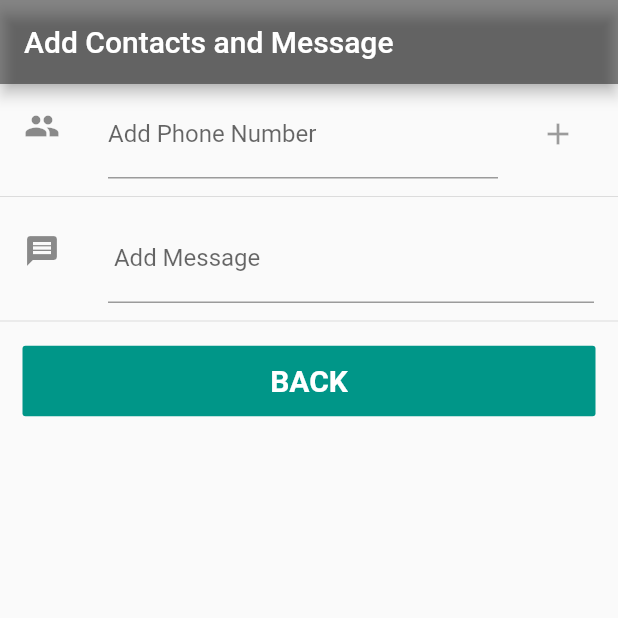
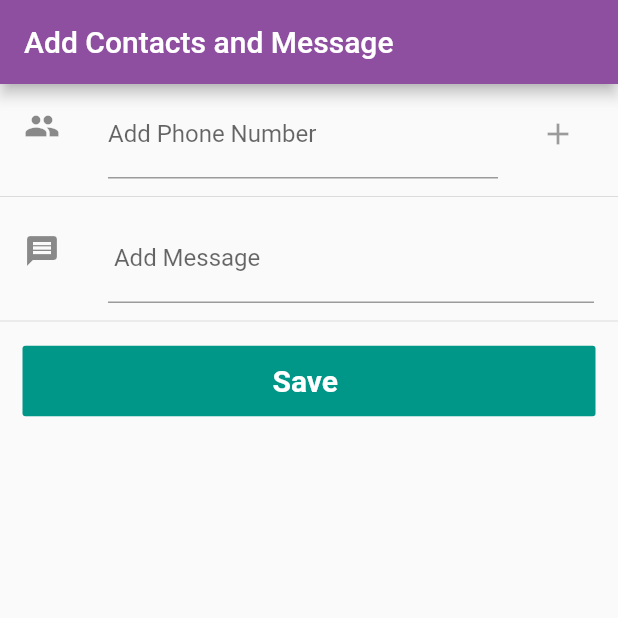
Before and after one commit to flutterdevin/rakshak, a Flutter app: the screen it shows after launch, after a tap on the "person add" icon, on a phone screen of 412 x 824 dp, the top half of it. Run offline on Flutter 3.47's test engine with Material 2 defaults, Android fonts, the phone set to English and light mode, and no system bars; our stand-ins replace geolocator; missing offline and left inert: sendsms, shake.

Commit message:
Ui improvement.

```diff
--- a/lib/screens/newContactScreen.dart
+++ b/lib/screens/newContactScreen.dart
@@ -53,10 +53,9 @@ class _newContactState extends State<newContact> {
   Widget build(BuildContext context) {
     return MaterialApp(
       home: Scaffold(
-
         appBar: AppBar(
           title: const Text('Add Contacts and Message'),
-          backgroundColor: Colors.black45,
+          backgroundColor: Color(0xFF8F4FA0),
         ),
         body: ListView(
           children: <Widget>[
@@ -117,8 +116,10 @@ class _newContactState extends State<newContact> {
                 onPressed: () {
                   Navigator.of(context).pop();
                 },
-                child: Text('BACK',style: TextStyle(fontWeight: FontWeight.bold,fontSize: 20),),
-
+                child: Text(
+                  'Save ',
+                  style: TextStyle(fontWeight: FontWeight.bold, fontSize: 20),
+                ),
                 color: Colors.teal,
               ),
             )
```
